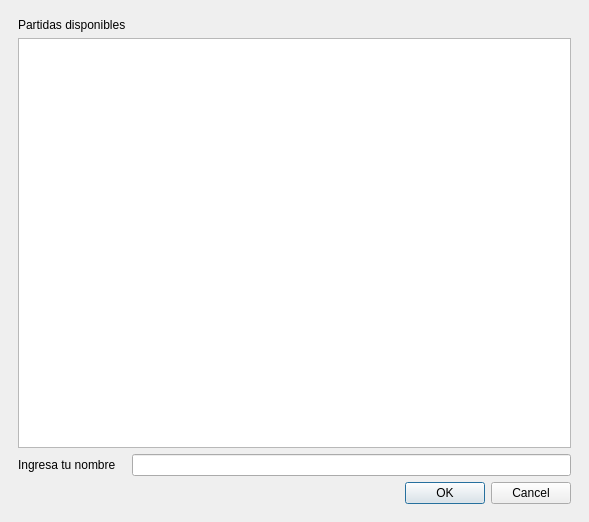
This is src/client/qt/mainwindow.ui in tflopezhidalgo/micromachines as Qt 5 draws it before an edit. The edited form follows.
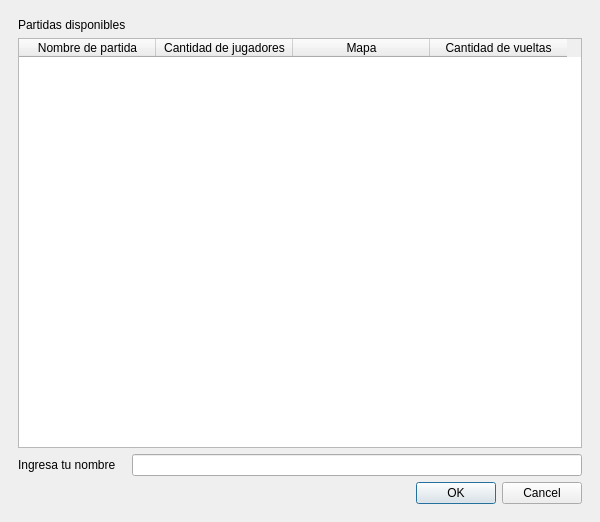
This is the edited form. The open tabs and pages were chosen to show the change. Icons and pictures are not drawn.

Commit message: Agrega ventanas de error y catcheo de excepciones en Qt

Diff of the .ui file:
```diff
--- a/src/client/qt/mainwindow.ui
+++ b/src/client/qt/mainwindow.ui
@@ -165,6 +165,9 @@
         </item>
         <item row="1" column="0" colspan="2">
          <widget class="QTableWidget" name="tableWidget">
+          <property name="sizeAdjustPolicy">
+           <enum>QAbstractScrollArea::AdjustToContents</enum>
+          </property>
           <property name="selectionMode">
            <enum>QAbstractItemView::SingleSelection</enum>
           </property>
@@ -177,6 +180,47 @@
           <property name="gridStyle">
            <enum>Qt::NoPen</enum>
           </property>
+          <property name="rowCount">
+           <number>0</number>
+          </property>
+          <property name="columnCount">
+           <number>4</number>
+          </property>
+          <attribute name="horizontalHeaderDefaultSectionSize">
+           <number>137</number>
+          </attribute>
+          <column>
+           <property name="text">
+            <string>Nombre de partida</string>
+           </property>
+           <property name="textAlignment">
+            <set>AlignCenter</set>
+           </property>
+          </column>
+          <column>
+           <property name="text">
+            <string>Cantidad de jugadores</string>
+           </property>
+           <property name="textAlignment">
+            <set>AlignCenter</set>
+           </property>
+          </column>
+          <column>
+           <property name="text">
+            <string>Mapa</string>
+           </property>
+           <property name="textAlignment">
+            <set>AlignCenter</set>
+           </property>
+          </column>
+          <column>
+           <property name="text">
+            <string>Cantidad de vueltas</string>
+           </property>
+           <property name="textAlignment">
+            <set>AlignCenter</set>
+           </property>
+          </column>
          </widget>
         </item>
         <item row="2" column="0">
```
Left out of the diff: 22 changed lines with no effect on the pictures. The commit also changes 4 other files.
